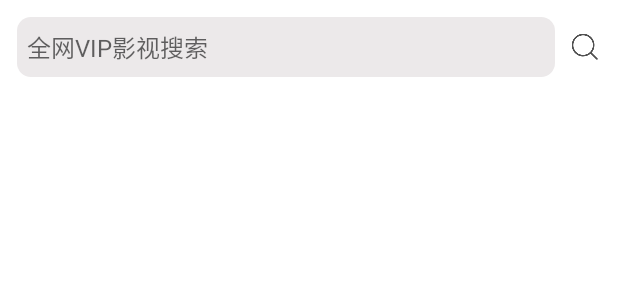
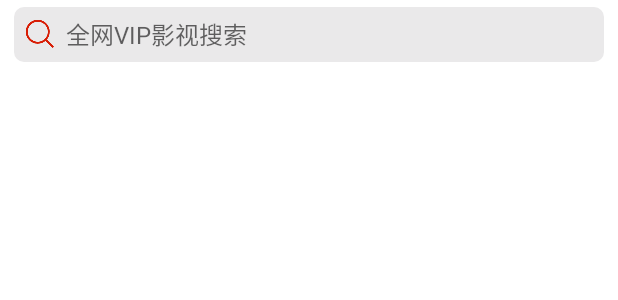
Before and after one commit to guofudong/KotlinAndroid, an Android app: the layout fragment_home.xml on its own in the app's theme, with its tools: preview values and no code run, on a phone screen of 412 x 824 dp. Shown: the top 300 px of the screen. Run offline under Robolectric (Android 15) with nearby library versions, the phone set to English and light mode, and no system bars; plain views replace LRecyclerView.

Commit message:
调整首页列表显示

```diff
--- a/Home/src/main/res/drawable/sp_edit_search_bg.xml
+++ b/Home/src/main/res/drawable/sp_edit_search_bg.xml
@@ -1,7 +1,7 @@
 <?xml version="1.0" encoding="utf-8"?>
 <shape xmlns:android="http://schemas.android.com/apk/res/android"
     android:shape="rectangle">
-    <corners android:radius="@dimen/dp_8"/>
+    <corners android:radius="@dimen/dp_6"/>
     <solid android:color="@color/colorSearchShape"/>
 
 </shape>
--- a/Home/src/main/res/layout/fragment_home.xml
+++ b/Home/src/main/res/layout/fragment_home.xml
@@ -2,39 +2,25 @@
 <LinearLayout xmlns:android="http://schemas.android.com/apk/res/android"
     android:layout_width="match_parent"
     android:layout_height="match_parent"
+    android:background="@color/common_white"
     android:orientation="vertical"
-    android:background="@color/common_white">
+    android:paddingTop="@dimen/dp_4">
 
-    <LinearLayout
+
+    <EditText
+        android:id="@+id/edSearch"
         android:layout_width="match_parent"
-        android:layout_height="@dimen/dp_35"
-        android:orientation="horizontal"
-        android:gravity="center_vertical"
-        android:layout_marginTop="@dimen/dp_10"
-        android:focusable="true"
-        android:focusableInTouchMode="true"
-        android:paddingLeft="@dimen/dp_10"
-        android:paddingRight="@dimen/dp_10">
+        android:layout_height="@dimen/dp_32"
+        android:background="@drawable/sp_edit_search_bg"
+        android:drawableLeft="@drawable/ic_search"
+        android:hint="@string/homeSerachHint"
+        android:maxLines="1"
+        android:layout_marginLeft="@dimen/dp_8"
+        android:layout_marginRight="@dimen/dp_8"
+        android:drawablePadding="@dimen/dp_6"
+        android:paddingLeft="@dimen/dp_6"
+        android:textSize="@dimen/sp_14" />
 
-        <EditText
-            android:id="@+id/edSearch"
-            android:layout_width="0dp"
-            android:layout_height="match_parent"
-            android:layout_weight="1"
-            android:background="@drawable/sp_edit_search_bg"
-            android:textCursorDrawable="@null"
-            android:hint="@string/homeSerachHint"
-            android:textSize="@dimen/sp_14"
-            android:maxLines="1"
-            android:paddingLeft="@dimen/dp_6"/>
-
-        <ImageView
-            android:id="@+id/ivSearch"
-            android:layout_width="wrap_content"
-            android:layout_height="wrap_content"
-            android:src="@drawable/ic_search"
-            android:layout_marginLeft="@dimen/dp_8"/>
-    </LinearLayout>
 
     <com.github.jdsjlzx.recyclerview.LRecyclerView
         android:id="@+id/mRecyclerView"
--- a/Home/src/main/res/values/colors.xml
+++ b/Home/src/main/res/values/colors.xml
@@ -4,7 +4,7 @@
     <color name="colorPrimaryDark">#303F9F</color>
     <color name="colorAccent">#FF4081</color>
 
-    <color name="colorSearchShape">#ece9ea</color>
+    <color name="colorSearchShape">#eae9ea</color>
     <color name="colorItemDecoration">#ffffff</color>
 
     <color name="colorItemTitle">#646162</color>
--- a/app/src/main/res/values/styles.xml
+++ b/app/src/main/res/values/styles.xml
@@ -3,8 +3,8 @@
     <!-- Base application theme. -->
     <style name="AppTheme" parent="Theme.AppCompat.Light.NoActionBar">
         <!-- Customize your theme here. -->
-        <item name="colorPrimary">@color/colorPrimary</item>
-        <item name="colorPrimaryDark">@color/colorPrimaryDark</item>
+        <item name="colorPrimary">@color/common_gray</item>
+        <item name="colorPrimaryDark">@color/common_gray</item>
         <item name="colorAccent">@color/colorAccent</item>
     </style>
 
```
Also changed, not shown: Home/src/main/res/drawable-xxhdpi/ic_search.png.
